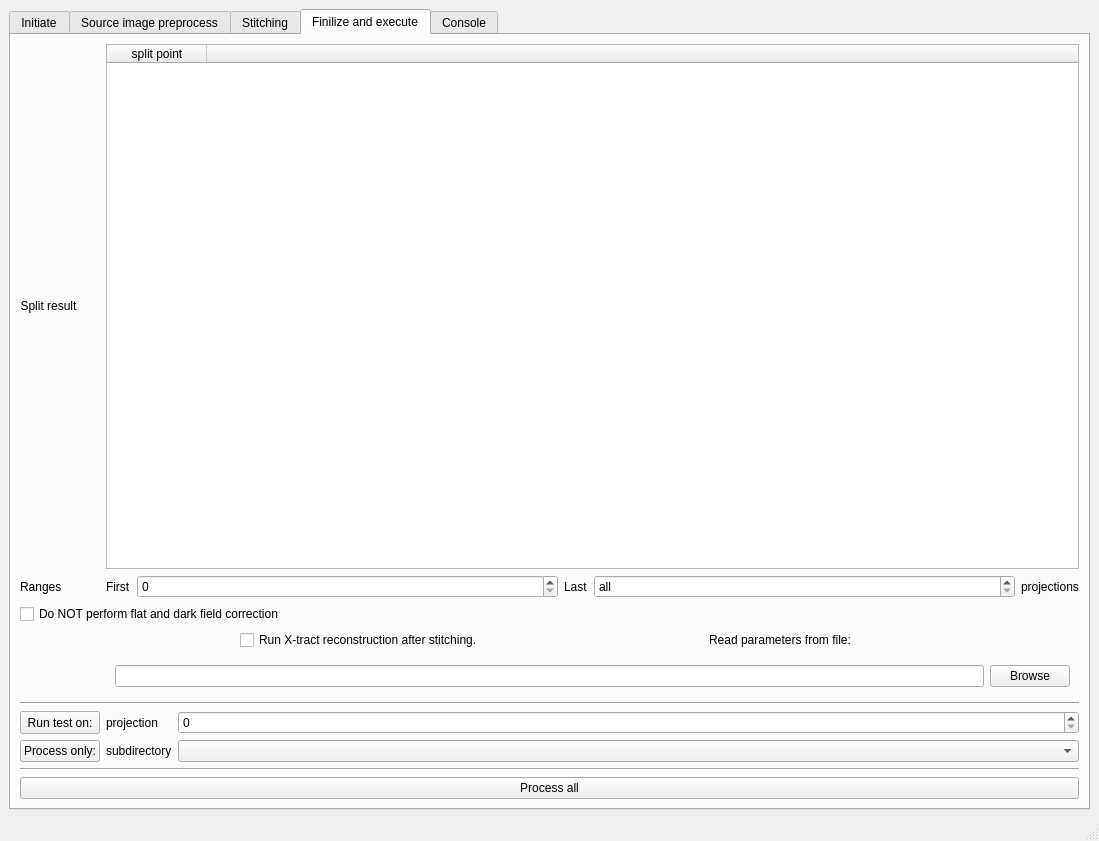
Above: share/imbl-ui.ui from AustralianSynchrotron/imblproc before the change. Below: the same form after it.
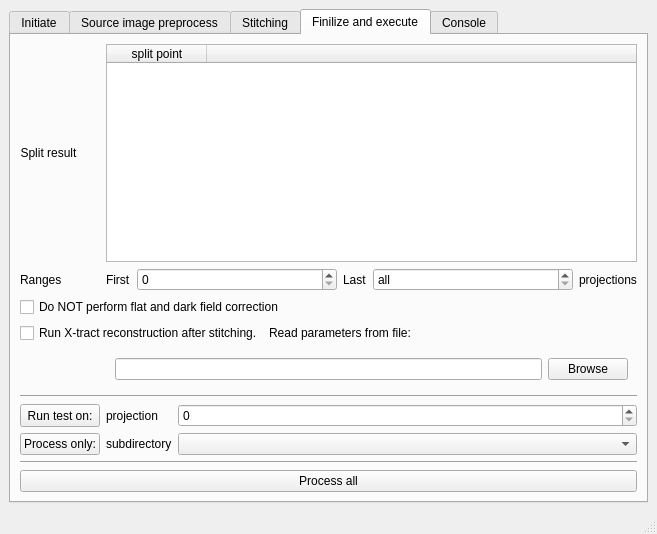
That is the form after the change. The open tabs and pages were chosen to show the change. Icons and pictures are not drawn.

The edit to the form file:
```diff
--- a/share/imbl-ui.ui
+++ b/share/imbl-ui.ui
@@ -6,8 +6,8 @@
    <rect>
     <x>0</x>
     <y>0</y>
-    <width>1099</width>
-    <height>841</height>
+    <width>657</width>
+    <height>534</height>
    </rect>
   </property>
   <property name="windowTitle">
@@ -1065,6 +1065,12 @@
             <property name="orientation">
              <enum>Qt::Horizontal</enum>
             </property>
+            <property name="sizeHint" stdset="0">
+             <size>
+              <width>0</width>
+              <height>0</height>
+             </size>
+            </property>
            </spacer>
           </item>
          </layout>
```
Left out of the diff: 6 changed lines with no effect on the pictures.
